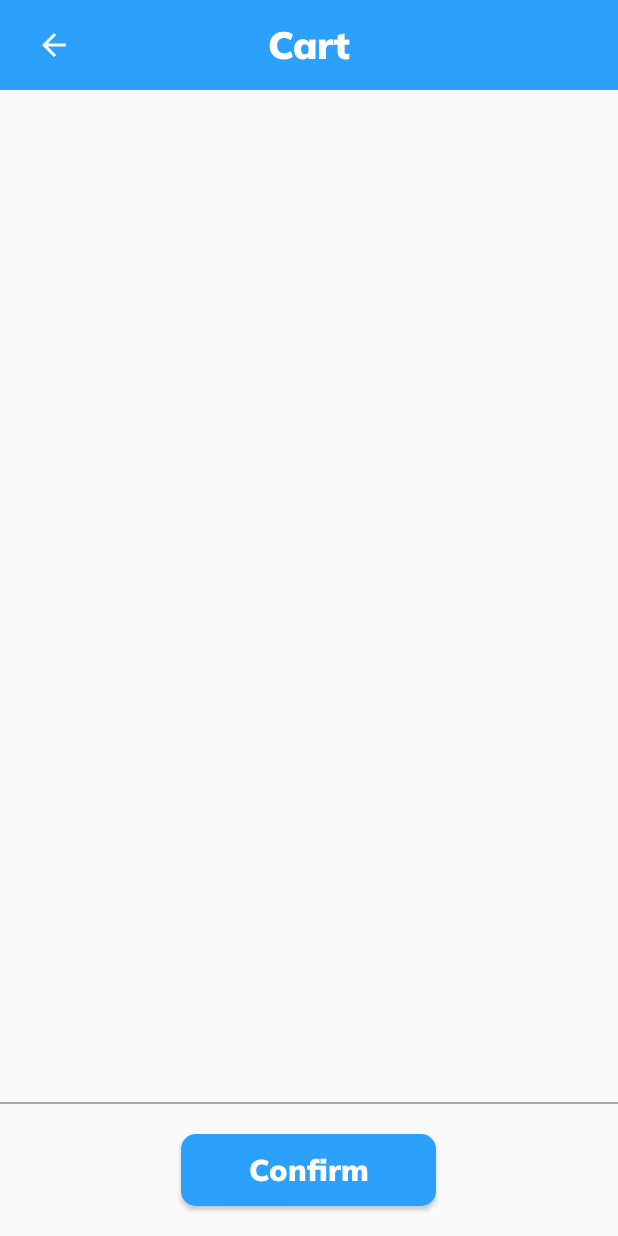
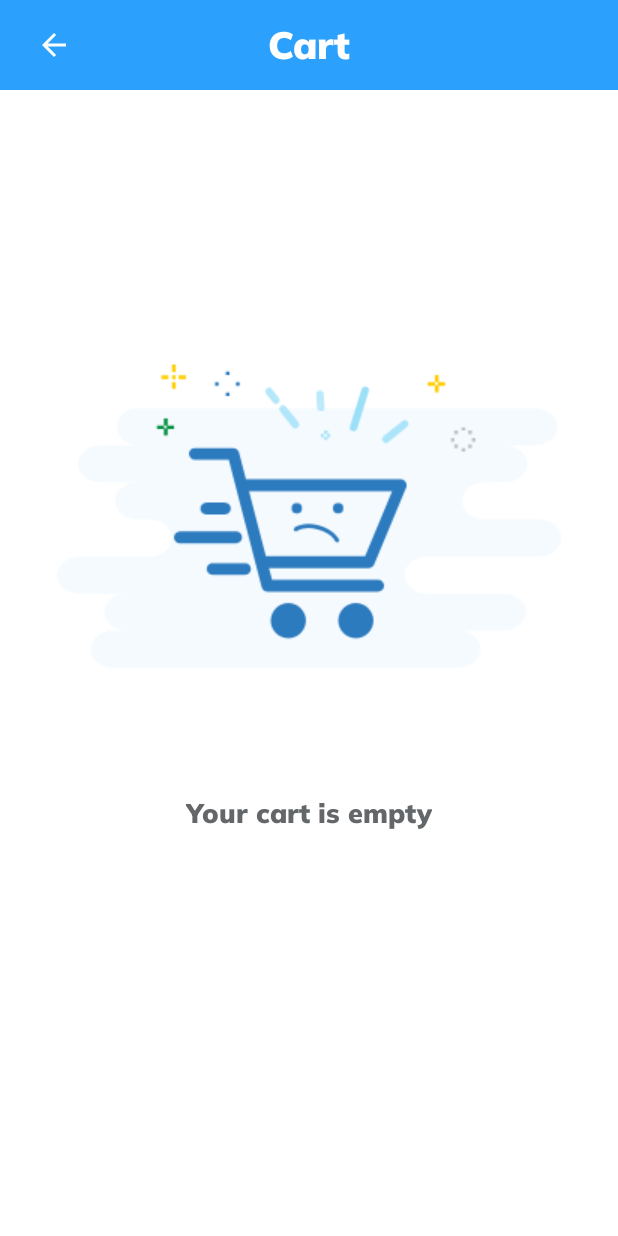
Before and after one commit to ITEC-Group-DPT/TechNow, an Android app: the CartActivity screen opened directly, with no data from a screen before it, on a phone screen of 412 x 824 dp. Run offline under Robolectric (Android 15) with nearby library versions, the phone set to English and light mode, and no system bars; our stand-ins replace Firebase (no records; nobody signed in at launch, a user with empty details on screens opened directly); 1 statement that could not run was skipped.

Commit message:
Fixed UI

```diff
--- a/app/src/main/java/com/example/projectlogin/CartActivity.java
+++ b/app/src/main/java/com/example/projectlogin/CartActivity.java
@@ -19,7 +19,7 @@ import com.google.firebase.database.ValueEventListener;
 
 public class CartActivity extends AppCompatActivity {
     LinearLayout linearLayout;
-    LinearLayout emptyCart_lnlo;
+    ConstraintLayout emptyCart_cslo;
     ImageView emptyCartIV;
     protected CartListViewAdapter adapter;
     private Intent intent;
@@ -35,7 +35,7 @@ public class CartActivity extends AppCompatActivity {
 
     private void initIntent() {
         linearLayout = findViewById(R.id.lnlo);
-        emptyCart_lnlo = findViewById(R.id.empty_cart);
+        emptyCart_cslo = findViewById(R.id.empty_cart);
         emptyCartIV = findViewById(R.id.empty_cart_IV);
         DatabaseRef.getDatabaseReference().child("Cart").addListenerForSingleValueEvent(new ValueEventListener() {
             @Override
@@ -75,13 +75,12 @@ public class CartActivity extends AppCompatActivity {
     }
 
     public void EmptyCartUI() {
-        emptyCart_lnlo.setVisibility(View.VISIBLE);
+        emptyCart_cslo.setVisibility(View.VISIBLE);
         linearLayout.setVisibility(View.GONE);
-        Glide.with(CartActivity.this).load("https://firebasestorage.googleapis.com/v0/b/technow-4b3ab.appspot.com/o/UI%2Femptycart.webp?alt=media&token=94afe345-b44e-4b80-9d60-3e5a2df2d0d0").into(emptyCartIV);
     }
 
     public void CartWithItemUI() {
-        emptyCart_lnlo.setVisibility(View.GONE);
+        emptyCart_cslo.setVisibility(View.GONE);
         linearLayout.setVisibility(View.VISIBLE);
     }
 
--- a/app/src/main/java/com/example/projectlogin/ItemDetail.java
+++ b/app/src/main/java/com/example/projectlogin/ItemDetail.java
@@ -259,6 +259,7 @@ public class ItemDetail extends AppCompatActivity {
     }
 
     public void addToCartAnimation(CarouselView carouselView, ImageButton cartBtn){
+        Toast.makeText(getApplicationContext(), "Added successfully", Toast.LENGTH_SHORT).show();
         new CircleAnimationUtil().attachActivity(ItemDetail.this).setTargetView(carouselView).setDestView(cartBtn).setMoveDuration(800).startAnimation();
         carouselView.setVisibility(View.VISIBLE);
         Handler handler = new Handler();
@@ -266,7 +267,6 @@ public class ItemDetail extends AppCompatActivity {
             @Override
             public void run() {
                 cart_btn.startAnimation(AnimationUtils.loadAnimation(getApplicationContext(), R.anim.icon_shake));
-                Toast.makeText(getApplicationContext(), "Added successfully", Toast.LENGTH_SHORT).show();
             }
         }, 2000);
     }
--- a/app/src/main/res/layout/activity_cart.xml
+++ b/app/src/main/res/layout/activity_cart.xml
@@ -34,34 +34,51 @@
             android:textStyle="bold" />
     </androidx.appcompat.widget.Toolbar>
 
-    <LinearLayout
+    <androidx.constraintlayout.widget.ConstraintLayout
         android:id="@+id/empty_cart"
         android:layout_width="match_parent"
         android:layout_height="match_parent"
         android:background="@android:color/white"
-        android:orientation="vertical"
-        android:visibility="gone">
+        android:visibility="visible">
 
         <ImageView
             android:id="@+id/empty_cart_IV"
-            android:layout_marginTop="100dp"
             android:layout_width="wrap_content"
             android:layout_height="300dp"
             android:layout_gravity="center_horizontal"
-            android:indeterminateTint="@color/appTheme" />
+            android:layout_marginStart="5dp"
+            android:layout_marginTop="116dp"
+            android:layout_marginEnd="6dp"
+            android:layout_marginBottom="17dp"
+            android:indeterminateTint="@color/appTheme"
+            android:src="@drawable/emptycart"
+            app:layout_constraintBottom_toTopOf="@+id/textView"
+            app:layout_constraintEnd_toEndOf="parent"
+            app:layout_constraintStart_toStartOf="parent"
+            app:layout_constraintTop_toTopOf="parent" />
 
         <TextView
+            android:id="@+id/textView"
             android:layout_width="wrap_content"
             android:layout_height="wrap_content"
+            android:layout_gravity="center_horizontal"
+            android:layout_marginStart="124dp"
+            android:layout_marginEnd="124dp"
+            android:layout_marginBottom="252dp"
+            android:fontFamily="@font/muli_black"
             android:text="Your cart is empty"
-            android:layout_gravity="center_horizontal"
-            android:textColor="@color/colorPrimary"
-            android:fontFamily="@font/muli_black"
-            android:textSize="18sp" />
+            android:textColor="#64676A"
+            android:textSize="18sp"
+            app:layout_constraintBottom_toBottomOf="parent"
+            app:layout_constraintEnd_toEndOf="parent"
+            app:layout_constraintHorizontal_bias="0.0"
+            app:layout_constraintStart_toStartOf="parent"
+            app:layout_constraintTop_toBottomOf="@+id/empty_cart_IV" />
 
-    </LinearLayout>
+    </androidx.constraintlayout.widget.ConstraintLayout>
 
     <LinearLayout
+        android:visibility="gone"
         android:layout_width="match_parent"
         android:layout_height="match_parent"
         android:orientation="vertical"
```
Also changed, not shown: app/src/main/res/drawable/emptycart.webp (added).
